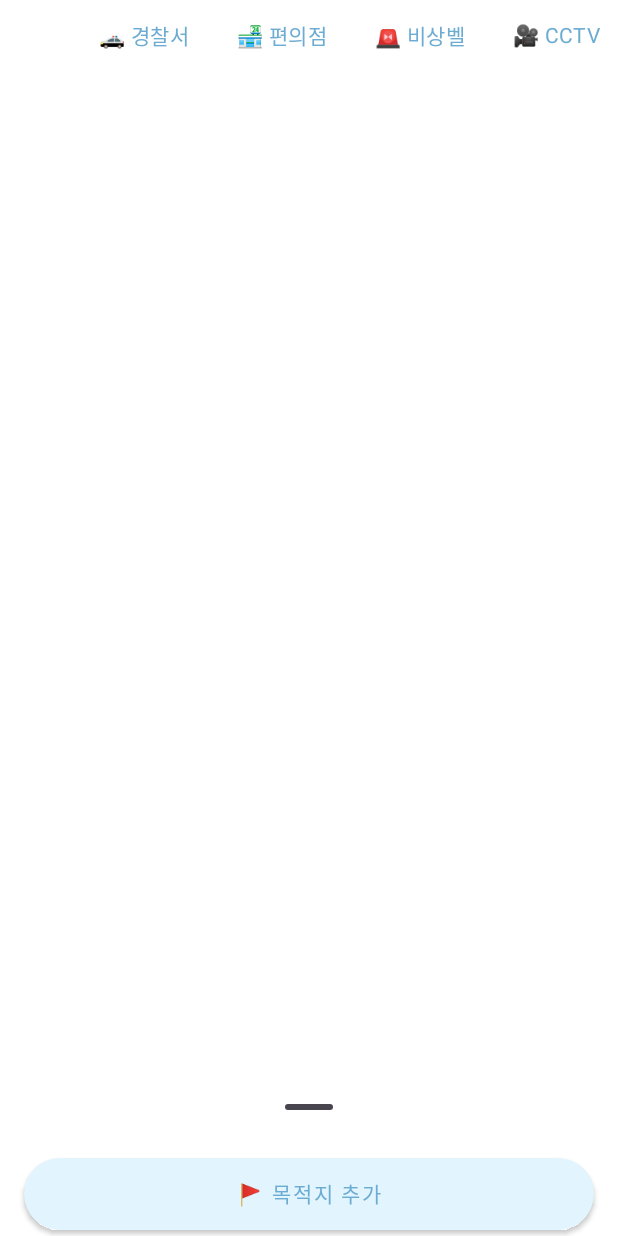
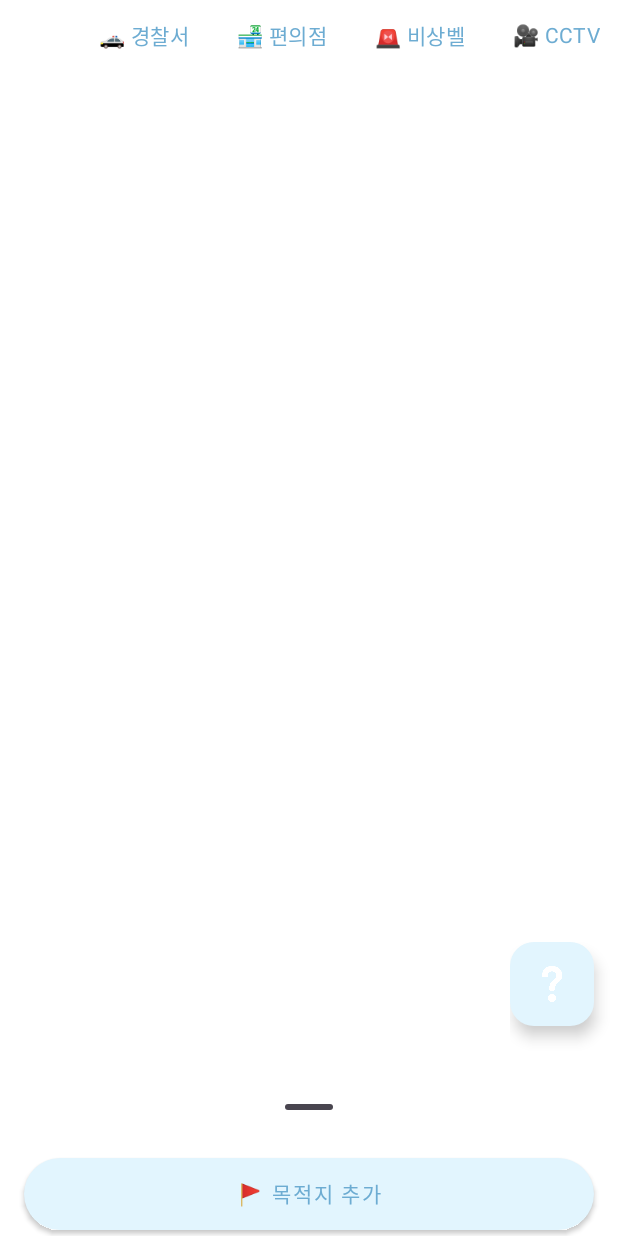
Before and after one commit to WayBackHomeProject/Mobile, an Android app: the screen it shows after launch (MainActivity), on a phone screen of 412 x 824 dp. Run offline under Robolectric (Android 15) with nearby library versions, the phone set to English and light mode, and no system bars; our stand-ins replace Room's generated code; libraries missing offline, so code that uses them is left out: com.naver.maps; 13 statements that could not run were skipped.

Commit message:
feat : [UI 수정] fragment_main.xml : fab 추가

```diff
--- a/mobile_app/app/src/main/res/layout/fragment_main.xml
+++ b/mobile_app/app/src/main/res/layout/fragment_main.xml
@@ -9,9 +9,12 @@
     <FrameLayout
         android:id="@+id/map_container_frame"
         android:layout_width="match_parent"
-        android:layout_height="match_parent" />
+        android:layout_height="match_parent" >
+
+    </FrameLayout>
 
     <HorizontalScrollView
+        android:id="@+id/main_scrollview"
         android:layout_width="match_parent"
         android:layout_height="wrap_content"
         android:scrollbars="none">
@@ -51,9 +54,8 @@
                 style="@style/CustomChipChoice"
                 android:text="🎥 CCTV" />
         </com.google.android.material.chip.ChipGroup>
+
     </HorizontalScrollView>
-
-
     <LinearLayout
         android:id="@+id/main_bottom_sheet"
         android:layout_width="match_parent"
@@ -65,18 +67,11 @@
         app:behavior_peekHeight="100dp"
         app:layout_behavior="com.google.android.material.bottomsheet.BottomSheetBehavior">
 
-<!--        <Button-->
-<!--            android:id="@+id/button"-->
-<!--            android:layout_width="match_parent"-->
-<!--            android:layout_height="wrap_content"-->
-<!--            android:text="Button" />-->
-
-
-
 
         <androidx.constraintlayout.widget.ConstraintLayout
             android:layout_width="match_parent"
             android:layout_height="match_parent">
+
             <com.google.android.material.bottomsheet.BottomSheetDragHandleView
                 android:id="@+id/handle"
                 android:layout_width="match_parent"
@@ -123,7 +118,29 @@
 
 
 
+
         </androidx.constraintlayout.widget.ConstraintLayout>
     </LinearLayout>
+    <!-- Floating Action Button 추가 -->
+<!--    <com.google.android.material.floatingactionbutton.FloatingActionButton-->
+    <LinearLayout
+        android:layout_width="wrap_content"
+        android:layout_height="wrap_content"
+        android:layout_gravity="end"
+        app:layout_anchor="@id/main_bottom_sheet"
+        app:layout_anchorGravity="end"
+        >
+        <com.google.android.material.floatingactionbutton.FloatingActionButton
+            android:id="@+id/main_frag_fab"
+            android:backgroundTint="@color/primaryShade"
+            android:layout_width="wrap_content"
+            android:layout_height="wrap_content"
+            android:src="@drawable/question_mark"
+            android:layout_marginEnd="16dp"
+            android:layout_marginBottom="40dp"
+            app:tint="@color/white"
+            />
+    </LinearLayout>
+
 
 </androidx.coordinatorlayout.widget.CoordinatorLayout>
```
Also changed, not shown: mobile_app/app/src/main/res/drawable/question_mark.png (added).
